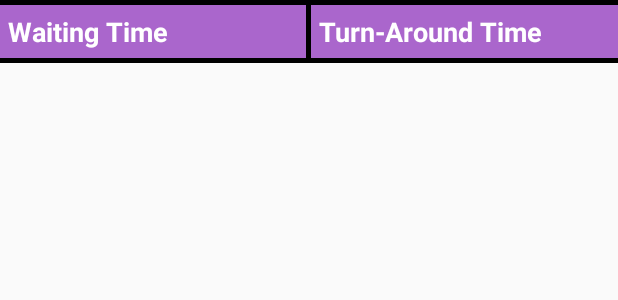
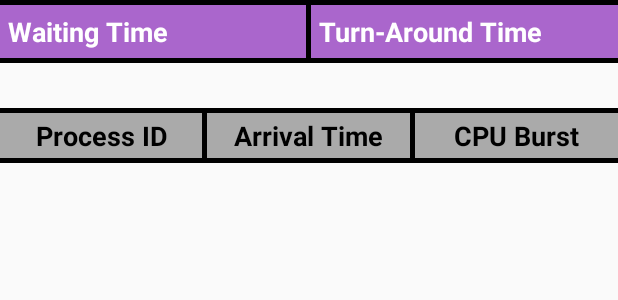
Before and after one commit to jnapor/CPU-Scheduling-, an Android app: the layout table_of_data_total_row.xml on its own in the app's theme, with its tools: preview values and no code run, on a phone screen of 412 x 824 dp. Shown: the top 300 px of the screen. Run offline under Robolectric (Android 15) with nearby library versions, the phone set to English and light mode, and no system bars.

Commit message:
Added Layout to view raw data

```diff
--- a/app/src/main/res/layout/activity_main.xml
+++ b/app/src/main/res/layout/activity_main.xml
@@ -82,5 +82,7 @@
             android:orientation="vertical">
         </LinearLayout>
 
+
+
     </LinearLayout>
 </ScrollView>
--- a/app/src/main/res/layout/table_of_data_total_row.xml
+++ b/app/src/main/res/layout/table_of_data_total_row.xml
@@ -54,4 +54,79 @@
         android:layout_width="match_parent"
         android:layout_height="3dp"
         android:background="@android:color/black"/>
+
+
+    <LinearLayout
+        android:id="@+id/rawDataTable"
+        android:layout_width="match_parent"
+        android:layout_height="wrap_content"
+        android:orientation="vertical"
+        android:layout_marginTop="20dp">
+
+        <View
+            android:layout_marginTop="10dp"
+            android:layout_width="match_parent"
+            android:layout_height="3dp"
+            android:background="@android:color/black"/>
+
+        <LinearLayout
+            android:layout_width="match_parent"
+            android:layout_height="wrap_content"
+            android:orientation="vertical"
+            android:background="@android:color/darker_gray">
+
+            <LinearLayout
+                android:layout_width="match_parent"
+                android:layout_height="wrap_content"
+                android:orientation="horizontal">
+
+                <TextView
+                    android:text="@string/process_id"
+                    android:layout_weight="1"
+                    android:layout_width="0dp"
+                    android:layout_gravity="center"
+                    android:gravity="center"
+                    android:layout_height="match_parent"
+                    android:textStyle="bold"
+                    android:textColor="@android:color/black"
+                    android:textAppearance="?android:textAppearanceMedium"/>
+
+                <View
+                    android:layout_width="3dp"
+                    android:layout_height="30dp"
+                    android:background="@android:color/black"/>
+
+                <TextView
+                    android:text="@string/arrival_time"
+                    android:layout_weight="1"
+                    android:layout_width="0dp"
+                    android:layout_gravity="center"
+                    android:gravity="center"
+                    android:layout_height="match_parent"
+                    android:textStyle="bold"
+                    android:textColor="@android:color/black"
+                    android:textAppearance="?android:textAppearanceMedium"/>
+
+                <View
+                    android:layout_width="3dp"
+                    android:layout_height="30dp"
+                    android:background="@android:color/black"/>
+
+                <TextView
+                    android:text="@string/cpu_burst"
+                    android:layout_weight="1"
+                    android:layout_width="0dp"
+                    android:layout_gravity="center"
+                    android:gravity="center"
+                    android:layout_height="match_parent"
+                    android:textStyle="bold"
+                    android:textColor="@android:color/black"
+                    android:textAppearance="?android:textAppearanceMedium"/>
+            </LinearLayout>
+        </LinearLayout>
+        <View
+            android:layout_width="match_parent"
+            android:layout_height="3dp"
+            android:background="@android:color/black"/>
+    </LinearLayout>
 </LinearLayout>
```
Also changed, not shown: app/src/main/java/com/sharearide/research/jnapor/osprojectqueue/DataOutputActivity.java (+19 -0 lines), app/src/main/res/layout/row_of_raw_data.xml (added, +46 -0 lines).
